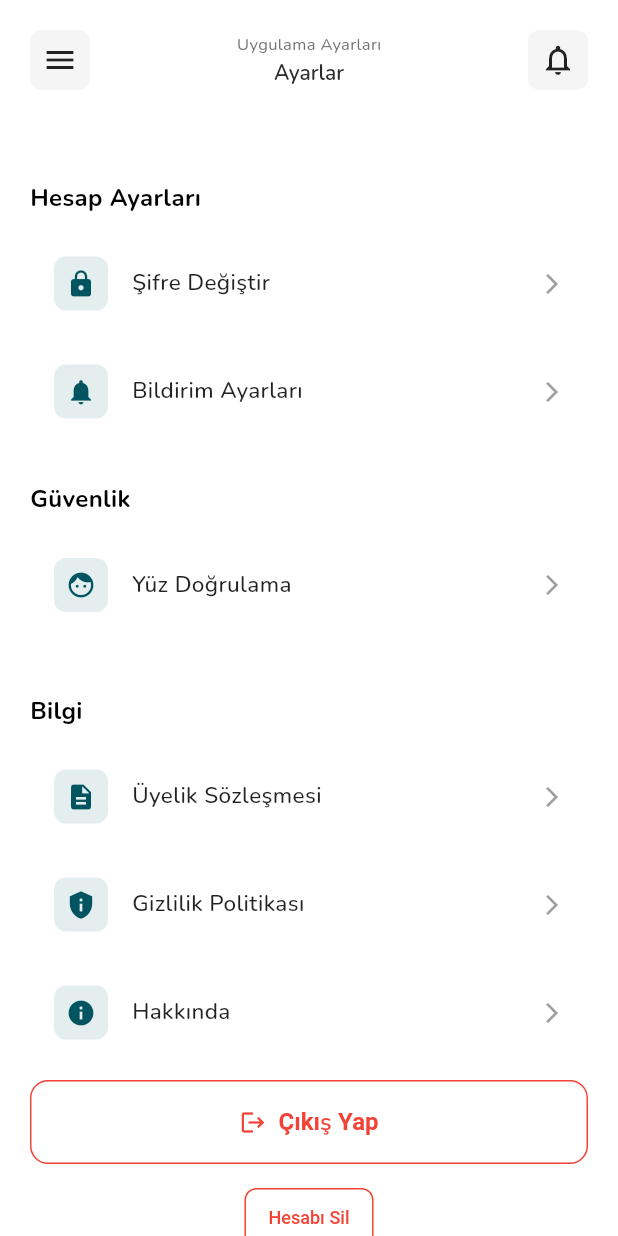
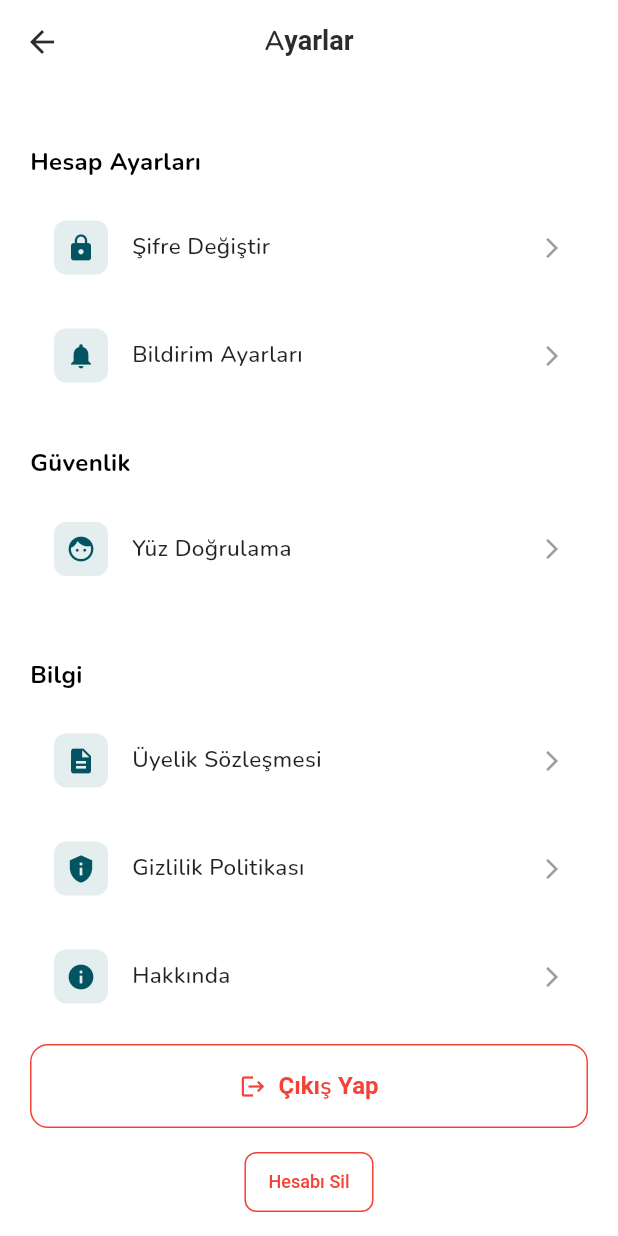
Before and after one commit to gorkemoa/events, a Flutter app: the SettingsPage screen opened by its route, on a phone screen of 412 x 824 dp. Run offline on Flutter 3.47's test engine with Material 3 defaults, Android fonts, the phone set to English and light mode, and no system bars; our stand-ins replace camera, convex_bottom_bar, geocoding, geolocator, google_fonts, image_picker and 3 more; missing offline and left inert: google_mlkit_face_detection; accounts and stored records are empty; network calls fail.

Commit message:
feat: Enhance settings page layout with app bar and improved user interface elements

```diff
--- a/lib/views/profile/settings_page.dart
+++ b/lib/views/profile/settings_page.dart
@@ -1,6 +1,5 @@
 import 'package:flutter/material.dart';
 import 'package:pixlomi/theme/app_theme.dart';
-import 'package:pixlomi/widgets/home_header.dart';
 import 'package:pixlomi/services/storage_helper.dart';
 import 'package:pixlomi/services/face_photo_service.dart';
 import 'package:pixlomi/views/policies/membership_agreement_page.dart';
@@ -58,19 +57,24 @@ class _SettingsPageState extends State<SettingsPage> {
   Widget build(BuildContext context) {
     return Scaffold(
       backgroundColor: Colors.white,
+      appBar: AppBar(
+        elevation: 0,
+        backgroundColor: Colors.white,
+        leading: IconButton(
+          icon: const Icon(Icons.arrow_back, color: AppTheme.textPrimary),
+          onPressed: () => Navigator.pop(context),
+        ),
+        title: const Text(
+          'Ayarlar',
+          style: TextStyle(
+            color: AppTheme.textPrimary,
+            fontSize: 18,
+            fontWeight: FontWeight.w600,
+          ),
+        ),
+        centerTitle: true,
+      ),
       body: SafeArea(
-        child: Column(
-          children: [
-            // Header
-            HomeHeader(
-              locationText: 'Ayarlar',
-              subtitle: 'Uygulama Ayarları',
-              onMenuPressed: widget.onMenuPressed,
-              notificationIcon: Icons.notifications_outlined,
-            ),
-
-            // Content
-            Expanded(
         child: SingleChildScrollView(
           physics: const AlwaysScrollableScrollPhysics(),
           child: Padding(
@@ -213,8 +217,6 @@ class _SettingsPageState extends State<SettingsPage> {
                     _showAboutDialog();
                   },
                 ),
-
-
 
                 const SizedBox(height: 15),
 
@@ -373,9 +375,6 @@ Center(
           ),
         ),
       ),
-          ],
-        ),
-      ),
     );
   }
 
```
Also changed, not shown: lib/widgets/app_drawer.dart (+5 -12 lines). Lines whose indentation alone changed are shown as unchanged.
